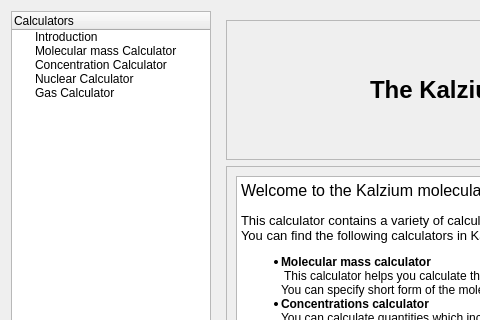
Old version of the form src/calculator/calculator.ui in the repository KDE/kalzium; both pictures show x 0 to 480 and y 0 to 320 of the 900 by 600 pixel window.
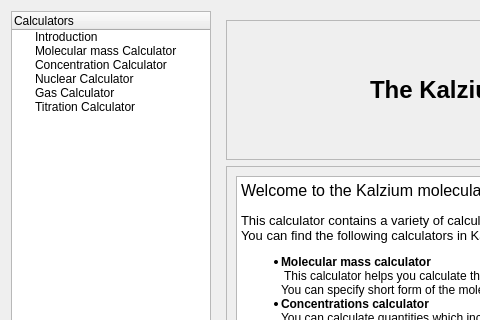
New version of the form. Custom widgets are drawn as their Qt base class.

What changed in the file:
```diff
--- a/src/calculator/calculator.ui
+++ b/src/calculator/calculator.ui
@@ -74,6 +74,11 @@
        <string>Gas Calculator</string>
       </property>
      </item>
+     <item>
+      <property name="text">
+       <string>Titration Calculator</string>
+      </property>
+     </item>
     </widget>
    </item>
    <item>
```
Left out of the diff: 26 changed lines with no effect on the pictures.
